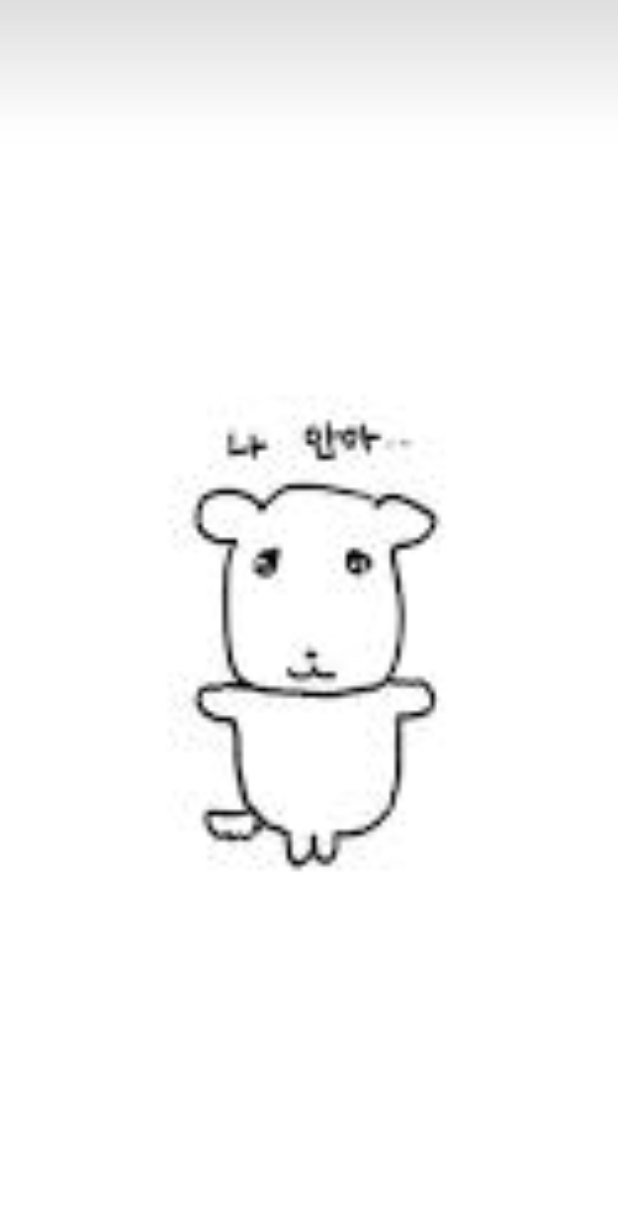
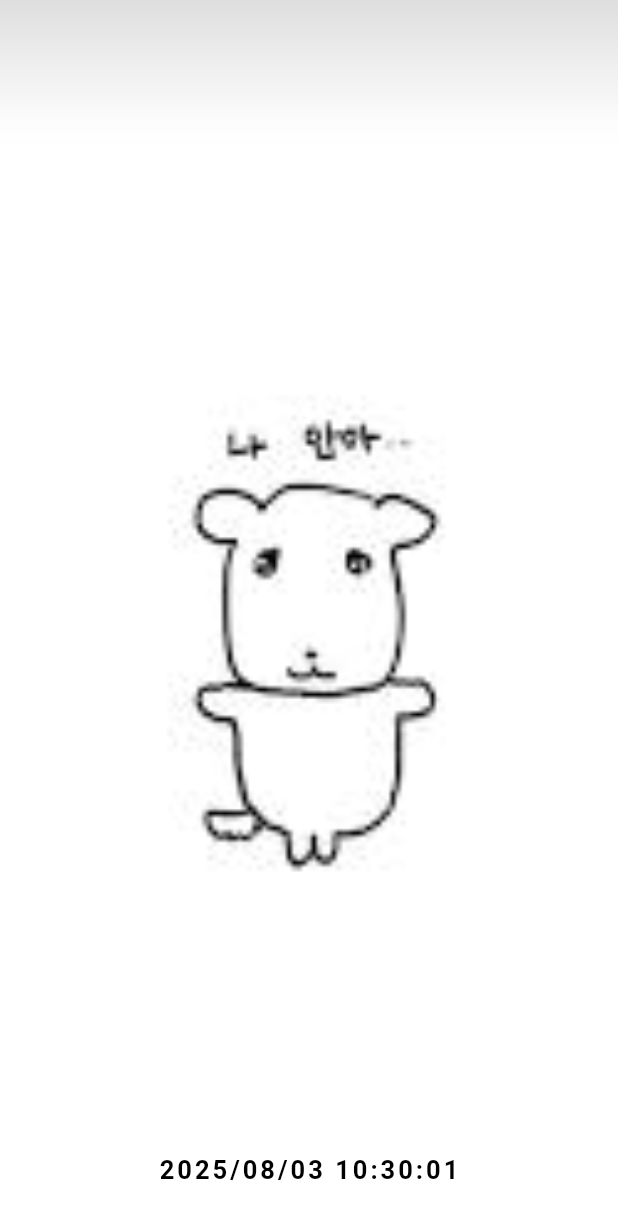
Before and after one commit to smjy9502/faber_tuk_palee, a Flutter app: the PaleeScreen screen opened directly, on a phone screen of 412 x 824 dp. Shown: the top 1219 px of the screen. Run offline on Flutter 3.47's test engine with Material 3 defaults, Android fonts, the light colour scheme and no system bars; missing offline and left inert: dart:html.

Commit message:
ErrorScreen+etc-v1.4

```diff
--- a/lib/screens/palee.dart
+++ b/lib/screens/palee.dart
@@ -66,7 +66,7 @@ class _PaleeScreenState extends State<PaleeScreen> {
                 child: Text(
                   formattedDateTime,
                   style: const TextStyle(
-                    color: Colors.white,
+                    color: Colors.black,
                     fontSize: 17,
                     letterSpacing: 2.0,
                     fontWeight: FontWeight.w600,
```
